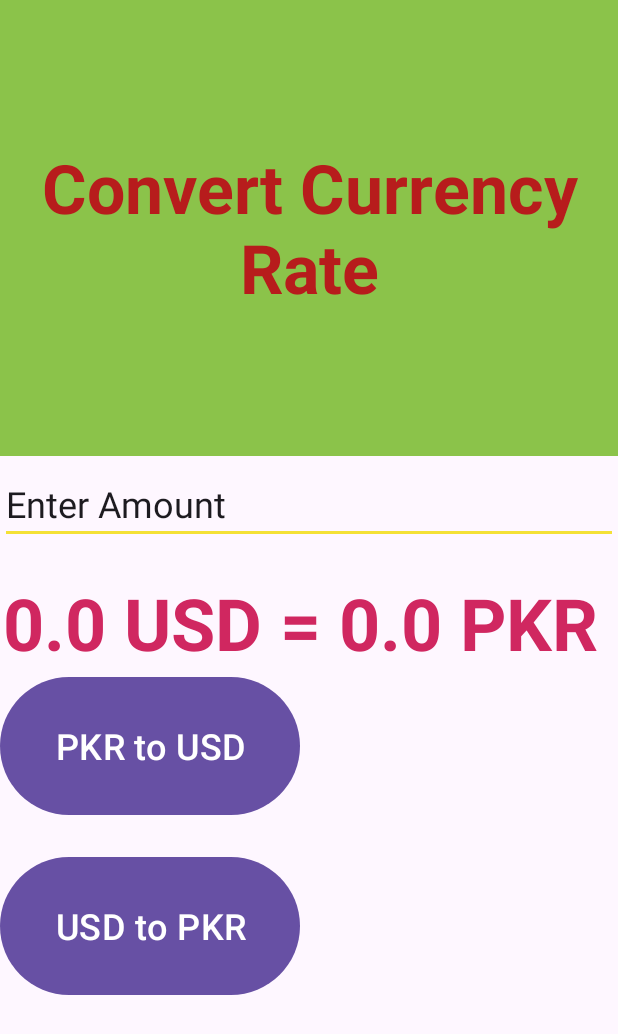
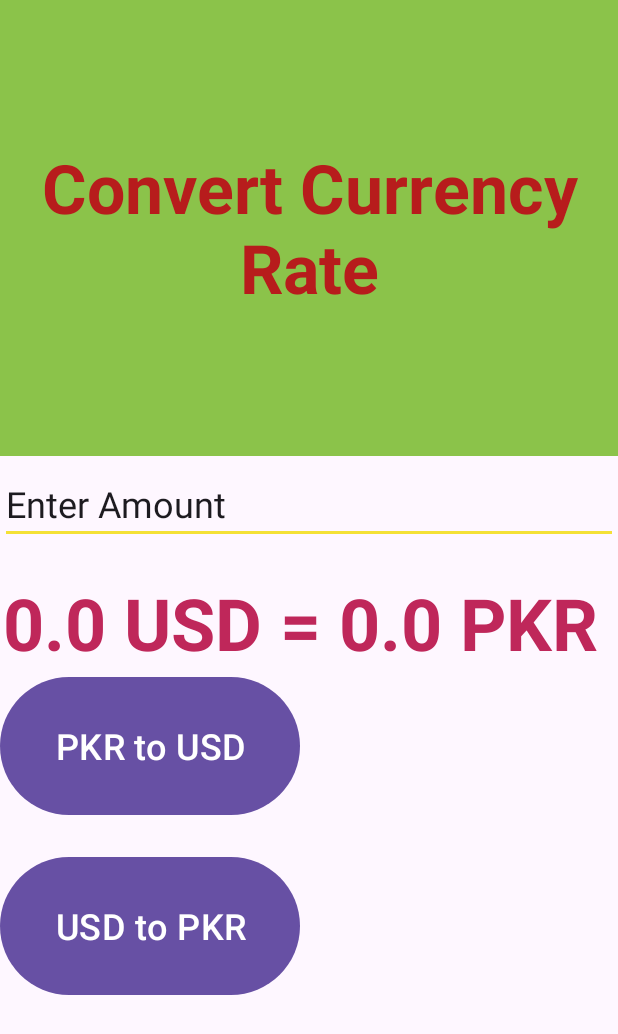
Before and after one commit to mudassirsahto/currencyConverter, an Android app: the screen it shows after launch (MainActivity), after a tap on "PKR to USD", on a phone screen of 412 x 824 dp. Shown: the top 1034 px of the screen. Run offline under Robolectric (Android 15) with nearby library versions, the phone set to English and light mode, and no system bars; 1 statement that could not run was skipped.

```diff
--- a/app/src/main/res/layout/activity_main.xml
+++ b/app/src/main/res/layout/activity_main.xml
@@ -40,7 +40,7 @@
         android:layout_marginTop="20dp"
         android:gravity="center_horizontal"
         android:text="0"
-        android:textColor="#D02760"
+        android:textColor="#BF275A"
         android:textSize="48sp"
         android:textStyle="bold" />
 
```
